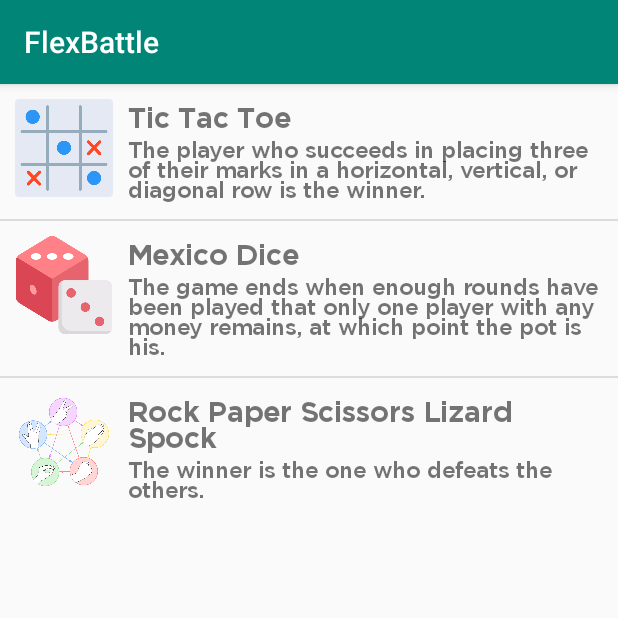
After one commit to Konopl9/FlexBattle, an Android app: the GamesListActivity screen opened directly, with no data from a screen before it, on a phone screen of 412 x 824 dp, the top half of it. The commit adds this screen. Run offline under Robolectric (Android 15) with nearby library versions, the phone set to English and light mode, and no system bars.

Commit message:
Games list and activity for TicTacToe

```diff
--- a/app/src/main/AndroidManifest.xml
+++ b/app/src/main/AndroidManifest.xml
@@ -12,7 +12,9 @@
         android:theme="@style/AppTheme"
         android:windowSoftInputMode="adjustResize"
         tools:ignore="GoogleAppIndexingWarning">
-        <activity android:name=".RegistrationActivity"></activity>
+        <activity android:name=".TicTacToeActivity"></activity>
+        <activity android:name=".GamesListActivity" />
+        <activity android:name=".RegistrationActivity" />
         <activity android:name=".PvPLoginActivity" />
         <activity android:name=".SoloLoginActivity" />
         <activity android:name=".MainActivity">
--- /dev/null
+++ b/app/src/main/java/com/example/flexbattle/GamesListActivity.java
@@ -0,0 +1,50 @@
+package com.example.flexbattle;
+
+import androidx.appcompat.app.AppCompatActivity;
+
+import android.content.Intent;
+import android.os.Bundle;
+import android.view.View;
+import android.widget.AdapterView;
+import android.widget.ListView;
+import android.widget.Toast;
+
+public class GamesListActivity extends AppCompatActivity {
+
+    ListView listView;
+
+    String[] nameArray = {"Tic Tac Toe","Mexico Dice","Rock Paper Scissors Lizard Spock"};
+
+    String[] infoArray = {
+            "The player who succeeds in placing three of their marks in a horizontal, vertical, or diagonal row is the winner.",
+            "The game ends when enough rounds have been played that only one player with any money remains, at which point the pot is his.",
+            "The winner is the one who defeats the others."
+    };
+
+    Integer[] imageArray = {
+            R.drawable.tic_tac_toe_icon,
+            R.drawable.mexico_dice_icon,
+            R.drawable.rpsls_icon};
+
+    @Override
+    protected void onCreate(Bundle savedInstanceState) {
+        super.onCreate(savedInstanceState);
+        setContentView(R.layout.activity_games_list);
+        GamesListAdapter gamesListAdapter = new GamesListAdapter(this, nameArray, infoArray, imageArray);
+        listView = (ListView) findViewById(R.id.listviewID);
+        listView.setAdapter(gamesListAdapter);
+        listView.setOnItemClickListener(new AdapterView.OnItemClickListener() {
+            @Override
+            public void onItemClick(AdapterView<?> parent, View view, int position, long id) {
+                if(position == 0){
+                openTicTacToeGame();
+                }
+            }
+        });
+    }
+
+    private void openTicTacToeGame(){
+        Intent intent = new Intent(this, TicTacToeActivity.class);
+        startActivity(intent);
+    }
+}
--- /dev/null
+++ b/app/src/main/java/com/example/flexbattle/GamesListAdapter.java
@@ -0,0 +1,64 @@
+package com.example.flexbattle;
+
+import android.annotation.SuppressLint;
+import android.app.Activity;
+import android.graphics.Typeface;
+import android.view.LayoutInflater;
+import android.view.View;
+import android.view.ViewGroup;
+import android.widget.ArrayAdapter;
+import android.widget.ImageView;
+import android.widget.TextView;
+
+import androidx.core.content.res.ResourcesCompat;
+
+public class GamesListAdapter extends ArrayAdapter {
+
+  // to reference the Activity
+  private final Activity context;
+
+  // to store the animal images
+  private final Integer[] imageIDarray;
+
+  // to store the list of countries
+  private final String[] nameArray;
+
+  // to store the list of countries
+  private final String[] infoArray;
+
+  GamesListAdapter(
+          Activity context,
+          String[] nameArrayParam,
+          String[] infoArrayParam,
+          Integer[] imageIDArrayParam) {
+
+    super(context, R.layout.games_list_row, nameArrayParam);
+
+    this.context = context;
+    this.imageIDarray = imageIDArrayParam;
+    this.nameArray = nameArrayParam;
+    this.infoArray = infoArrayParam;
+  }
+
+  public View getView(int position, View view, ViewGroup parent) {
+    LayoutInflater inflater = context.getLayoutInflater();
+    @SuppressLint({"ViewHolder", "InflateParams"})
+    View rowView = inflater.inflate(R.layout.games_list_row, null, true);
+    Typeface boltTilteFont = ResourcesCompat.getFont(getContext(), R.font.gothambold);
+    Typeface bookDescFont = ResourcesCompat.getFont(getContext(), R.font.gothammedium);
+    // this code gets references to objects in the listview_row.xml file
+    TextView nameTextField = rowView.findViewById(R.id.nameGame);
+    TextView infoTextField = rowView.findViewById(R.id.descGame);
+    ImageView imageView = rowView.findViewById(R.id.imgGame);
+    nameTextField.setTextSize(19);
+    nameTextField.setTypeface(boltTilteFont);
+    infoTextField.setTypeface(bookDescFont);
+    infoTextField.setTextSize(15);
+    // this code sets the values of the objects to values from the arrays
+    nameTextField.setText(nameArray[position]);
+    infoTextField.setText(infoArray[position]);
+    imageView.setImageResource(imageIDarray[position]);
+
+    return rowView;
+  }
+}
--- a/app/src/main/java/com/example/flexbattle/SoloLoginActivity.java
+++ b/app/src/main/java/com/example/flexbattle/SoloLoginActivity.java
@@ -36,10 +36,28 @@ public class SoloLoginActivity extends Activity {
                 return true;
             }
         });
+        verifyLogin.setOnTouchListener(new View.OnTouchListener() {
+            @Override
+            public boolean onTouch(View v, MotionEvent event) {
+                if (event.getAction() == MotionEvent.ACTION_DOWN) {
+                    Animation animation = AnimationUtils.loadAnimation(getApplicationContext(), R.anim.login_button_animation);
+                    verifyLogin.startAnimation(animation);
+                }
+                if (event.getAction() == MotionEvent.ACTION_UP) {
+                    openGamesListActivity();
+                }
+                return true;
+            }
+        });
     }
 
     private void openRegistrationActivity(){
         Intent intent = new Intent(this, RegistrationActivity.class);
         startActivity(intent);
     }
+
+    private void openGamesListActivity(){
+        Intent intent = new Intent(this, GamesListActivity.class);
+        startActivity(intent);
+    }
 }
--- /dev/null
+++ b/app/src/main/java/com/example/flexbattle/TicTacToeActivity.java
@@ -0,0 +1,13 @@
+package com.example.flexbattle;
+
+import android.app.Activity;
+import android.os.Bundle;
+
+public class TicTacToeActivity extends Activity {
+
+    @Override
+    protected void onCreate(Bundle savedInstanceState) {
+        super.onCreate(savedInstanceState);
+        setContentView(R.layout.activity_tic_tac_toe);
+    }
+}
--- /dev/null
+++ b/app/src/main/res/layout/activity_games_list.xml
@@ -0,0 +1,14 @@
+<?xml version="1.0" encoding="utf-8"?>
+<LinearLayout xmlns:android="http://schemas.android.com/apk/res/android"
+    xmlns:app="http://schemas.android.com/apk/res-auto"
+    xmlns:tools="http://schemas.android.com/tools"
+    android:layout_width="match_parent"
+    android:layout_height="match_parent"
+    tools:context=".GamesListActivity">
+
+    <ListView
+        android:id="@+id/listviewID"
+        android:layout_width="fill_parent"
+        android:layout_height="wrap_content" />
+
+</LinearLayout>
--- /dev/null
+++ b/app/src/main/res/layout/activity_tic_tac_toe.xml
@@ -0,0 +1,9 @@
+<?xml version="1.0" encoding="utf-8"?>
+<androidx.constraintlayout.widget.ConstraintLayout xmlns:android="http://schemas.android.com/apk/res/android"
+    xmlns:app="http://schemas.android.com/apk/res-auto"
+    xmlns:tools="http://schemas.android.com/tools"
+    android:layout_width="match_parent"
+    android:layout_height="match_parent"
+    tools:context=".TicTacToeActivity">
+
+</androidx.constraintlayout.widget.ConstraintLayout>
--- /dev/null
+++ b/app/src/main/res/layout/games_list_row.xml
@@ -0,0 +1,39 @@
+<?xml version="1.0" encoding="utf-8"?>
+<LinearLayout xmlns:android="http://schemas.android.com/apk/res/android"
+    android:layout_width="fill_parent"
+    android:layout_height="fill_parent"
+    android:orientation="horizontal"
+    android:padding="10dp" >
+
+    <ImageView
+        android:id="@+id/imgGame"
+        android:layout_width="65dp"
+        android:layout_height="65dp"
+        android:layout_marginRight="10dp"
+        android:src="@drawable/tic_tac_toe_icon">
+
+    </ImageView>
+
+    <LinearLayout
+        android:layout_width="fill_parent"
+        android:layout_height="wrap_content"
+        android:orientation="vertical">
+        <TextView
+            android:id="@+id/nameGame"
+            android:layout_width="fill_parent"
+            android:layout_height="wrap_content"
+            android:layout_marginTop="1dp"
+            android:layout_marginBottom="1dp"
+            android:gravity="center_vertical" />
+
+        <TextView
+            android:id="@+id/descGame"
+            android:layout_width="fill_parent"
+            android:layout_height="wrap_content"
+            android:layout_marginBottom="1dp"
+            android:layout_marginTop="1dp"
+            android:gravity="center_vertical"
+            />
+    </LinearLayout>
+
+</LinearLayout>
```
Also changed, not shown: app/src/main/java/com/example/flexbattle/MainActivity.java (+19 -16 lines), app/src/main/res/drawable/mexico_dice_icon.png (added), app/src/main/res/drawable/rpsls_icon.png (added), app/src/main/res/drawable/tic_tac_toe_icon.png (added).
